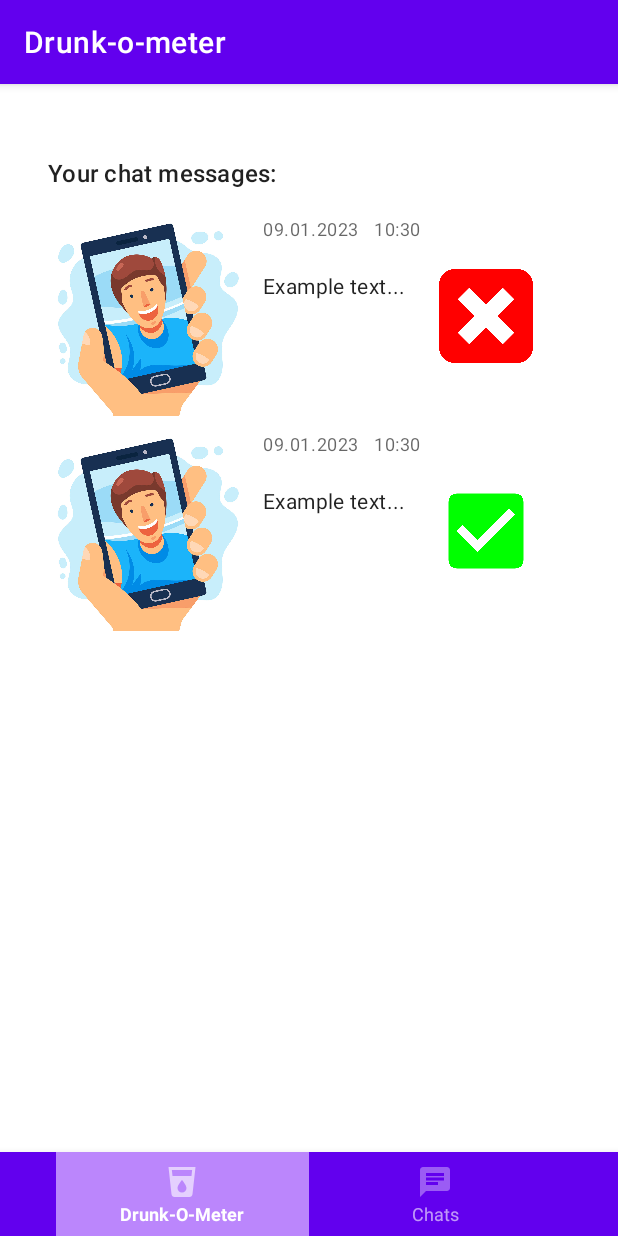
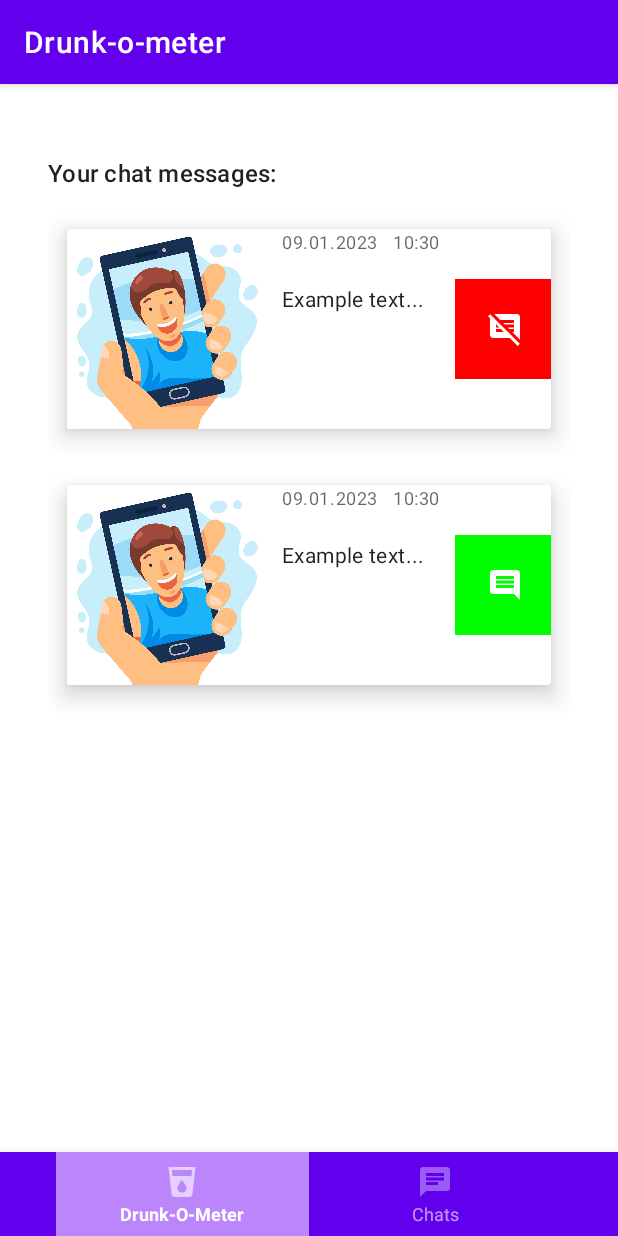
Before and after one commit to IIShortyII/iui_project, an Android app: the fragment ChatsFragment placed in its activity, on a phone screen of 412 x 824 dp. Run offline under Robolectric (Android 15) with nearby library versions, the phone set to English and light mode, and no system bars; network calls fail.

Commit message:
Adapted chat list with cards and exchanged icon for "safe to text"-indicator

```diff
--- a/app/src/main/java/com/example/drunk_o_meter/chat_list/ChatItemAdapter.java
+++ b/app/src/main/java/com/example/drunk_o_meter/chat_list/ChatItemAdapter.java
@@ -1,6 +1,7 @@
 package com.example.drunk_o_meter.chat_list;
 
 import android.app.FragmentManager;
+import android.graphics.Color;
 import android.os.Build;
 import android.view.LayoutInflater;
 import android.view.View;
@@ -76,9 +77,11 @@ public class ChatItemAdapter extends RecyclerView.Adapter<ChatItemAdapter.ViewHo
         //holder.selfieImage.setImageResource(...);
 
         if (safeToText) {
-            holder.safeToTextImage.setImageResource(R.drawable.check);
+            holder.safeToTextImage.setBackgroundColor(Color.GREEN);
+            holder.safeToTextImage.setImageResource(R.drawable.ic_safe_to_text);
         } else {
-            holder.safeToTextImage.setImageResource(R.drawable.cross);
+            holder.safeToTextImage.setBackgroundColor(Color.RED);
+            holder.safeToTextImage.setImageResource(R.drawable.ic_not_safe_to_text);
         }
 
         ChatsFragment chatsFragment = (ChatsFragment)fragmentManager.findFragmentByTag("chatsFragment");
--- /dev/null
+++ b/app/src/main/res/drawable/ic_not_safe_to_text.xml
@@ -0,0 +1,5 @@
+<vector android:height="24dp" android:tint="#FFFFFF"
+    android:viewportHeight="24" android:viewportWidth="24"
+    android:width="24dp" xmlns:android="http://schemas.android.com/apk/res/android">
+    <path android:fillColor="@android:color/white" android:pathData="M16.83,14H18v-2h-3.17l-1,-1H18V9h-6.17l-1,-1H18V6H8.83l-4,-4H20c1.1,0 2,0.9 2,2v15.17L16.83,14zM2.1,2.1L0.69,3.51L2,4.83V16c0,1.1 0.9,2 2,2h11.17l5.31,5.31l1.41,-1.41L2.1,2.1zM6,9h0.17l2,2H6V9zM6,14v-2h3.17l2,2H6z"/>
+</vector>
--- /dev/null
+++ b/app/src/main/res/drawable/ic_safe_to_text.xml
@@ -0,0 +1,5 @@
+<vector android:autoMirrored="true" android:height="24dp"
+    android:tint="#FFFFFF" android:viewportHeight="24"
+    android:viewportWidth="24" android:width="24dp" xmlns:android="http://schemas.android.com/apk/res/android">
+    <path android:fillColor="@android:color/white" android:pathData="M21.99,4c0,-1.1 -0.89,-2 -1.99,-2L4,2c-1.1,0 -2,0.9 -2,2v12c0,1.1 0.9,2 2,2h14l4,4 -0.01,-18zM18,14L6,14v-2h12v2zM18,11L6,11L6,9h12v2zM18,8L6,8L6,6h12v2z"/>
+</vector>
--- a/app/src/main/res/layout/fragment_chat_item.xml
+++ b/app/src/main/res/layout/fragment_chat_item.xml
@@ -3,6 +3,16 @@
     xmlns:app="http://schemas.android.com/apk/res-auto"
     android:layout_width="match_parent"
     android:layout_height="wrap_content">
+
+    <androidx.cardview.widget.CardView
+        android:layout_width="match_parent"
+        android:layout_height="match_parent"
+        app:cardElevation="10dp"
+        app:cardCornerRadius="2dp"
+        app:cardBackgroundColor="@color/white"
+        app:cardMaxElevation="12dp"
+        app:cardPreventCornerOverlap="true"
+        app:cardUseCompatPadding="true">
 
         <LinearLayout
             android:id="@+id/chat_item"
@@ -10,8 +20,7 @@
             android:layout_height="wrap_content"
             android:orientation="horizontal"
             app:layout_constraintEnd_toEndOf="parent"
-        app:layout_constraintTop_toTopOf="parent"
-        android:layout_marginTop="10dp">
+            app:layout_constraintTop_toTopOf="parent">
 
             <ImageView
                 android:id="@+id/chat_item_selfie"
@@ -59,16 +68,18 @@
 
             </LinearLayout>
 
-        <ImageView
+            <ImageButton
                 android:id="@+id/chat_item_check"
                 android:layout_width="100px"
                 android:layout_height="100px"
                 android:layout_gravity="center"
                 android:layout_marginStart="10dp"
-            android:src="@drawable/check" />
-
+                app:layout_constraintEnd_toEndOf="@id/chat_item"
+                android:background="@drawable/rounded_shape"
+                android:src="@drawable/ic_safe_to_text" />
 
         </LinearLayout>
 
+    </androidx.cardview.widget.CardView>
 
 </androidx.constraintlayout.widget.ConstraintLayout>
--- a/app/src/main/res/values/colors.xml
+++ b/app/src/main/res/values/colors.xml
@@ -6,4 +6,6 @@
     <color name="secondaryVariant">#FF03DAC5</color>
     <color name="black">#FF000000</color>
     <color name="white">#FFFFFFFF</color>
+    <color name="green">#00FF00</color>
+    <color name="red">#FF0000</color>
 </resources>
```
Lines whose indentation alone changed are shown as unchanged.
